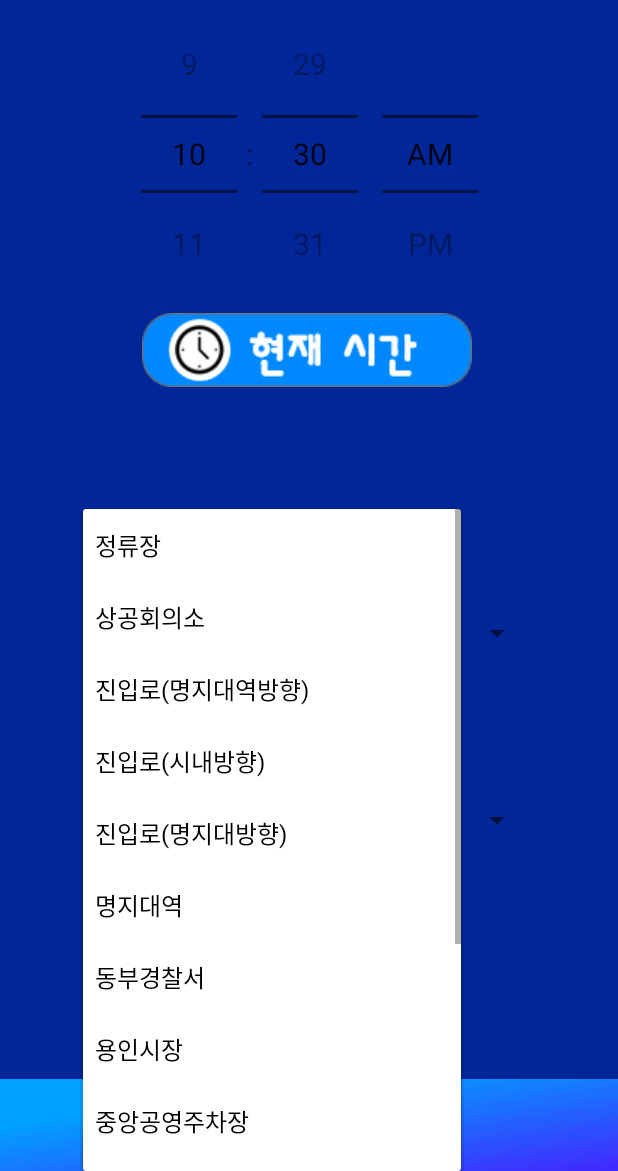
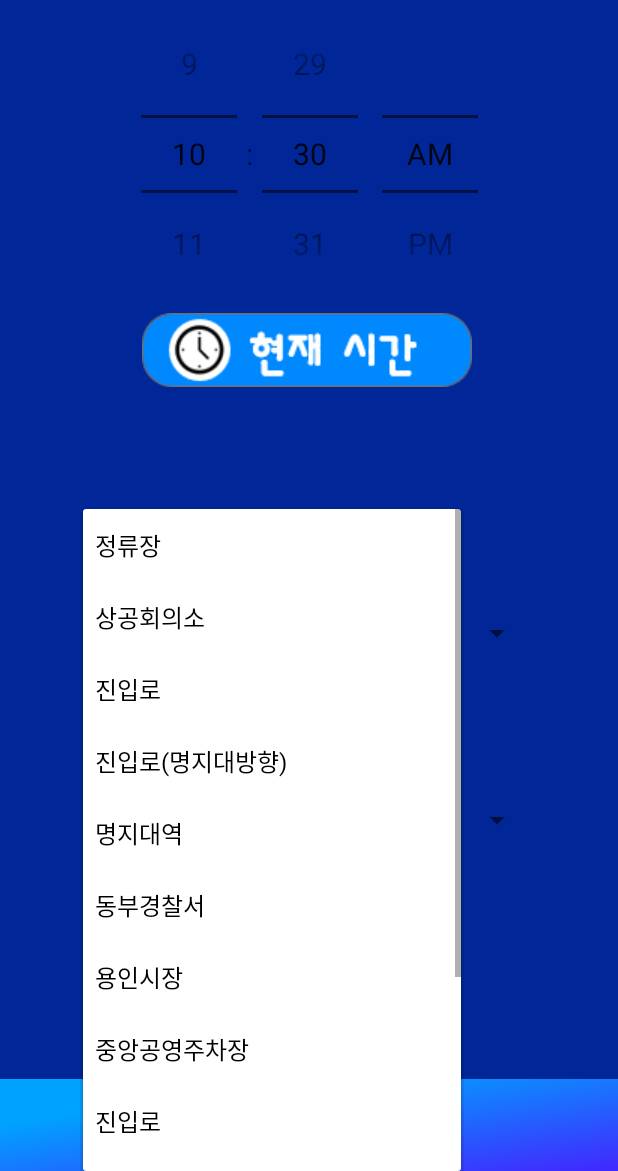
Before and after one commit to JISEUNGON/TeamProject, an Android app: the MainActivity2 screen opened directly, with no data from a screen before it, after a tap on "정류장", on a phone screen of 412 x 824 dp, the part 65-1236 px from its top. Run offline under Robolectric (Android 15) with nearby library versions, the phone set to English and light mode, and no system bars; 1 other tap on this screen came first.

Commit message:
Update XML

```diff
--- a/BusApp/app/src/main/res/values/arrary01.xml
+++ b/BusApp/app/src/main/res/values/arrary01.xml
@@ -3,8 +3,7 @@
     <string-array name="list01">
         <item>정류장</item>
         <item>상공회의소</item>
-        <item>진입로(명지대역방향)</item>
-        <item>진입로(시내방향)</item>
+        <item>진입로</item>
         <item>진입로(명지대방향)</item>
         <item>명지대역</item>
         <item>동부경찰서</item>
--- a/BusApp/app/src/main/res/values/strings.xml
+++ b/BusApp/app/src/main/res/values/strings.xml
@@ -12,6 +12,6 @@
     <string name="search_bus">버스찾기</string>
     <string name="start_text">출발지</string>
     <string name="arrival_text">도착지</string>
-    <string name="mjbus_text">먕지대역 버스</string>
+    <string name="mjbus_text">명지대역 버스</string>
     <string name="bus_text">시내버스</string>
 </resources>
```
